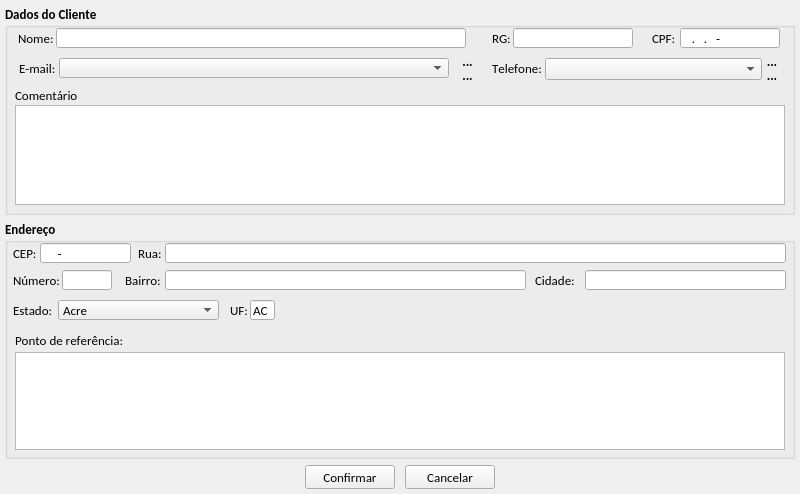
Before: the Qt Designer form loja/tela_cadastro_cliente.ui in jmessias1725/sexloja, drawn with Qt 5.
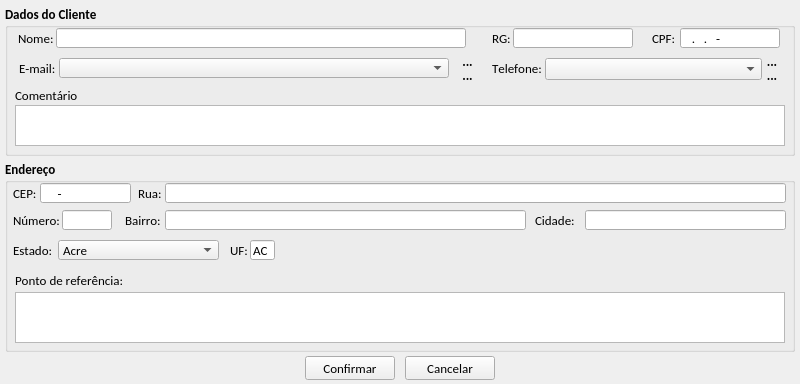
After: the same form once the commit is applied. Icons and pictures are not drawn.

The edit to the form file:
```diff
--- a/loja/tela_cadastro_cliente.ui
+++ b/loja/tela_cadastro_cliente.ui
@@ -10,13 +10,13 @@
     <x>0</x>
     <y>0</y>
     <width>800</width>
-    <height>494</height>
+    <height>384</height>
    </rect>
   </property>
   <property name="maximumSize">
    <size>
     <width>800</width>
-    <height>600</height>
+    <height>384</height>
    </size>
   </property>
   <property name="windowTitle">
@@ -33,7 +33,7 @@
       <x>5</x>
       <y>5</y>
       <width>790</width>
-      <height>210</height>
+      <height>151</height>
      </rect>
     </property>
     <property name="font">
@@ -398,7 +398,7 @@
        <x>10</x>
        <y>100</y>
        <width>770</width>
-       <height>100</height>
+       <height>41</height>
       </rect>
      </property>
      <property name="font">
@@ -542,9 +542,9 @@
     <property name="geometry">
      <rect>
       <x>5</x>
-      <y>220</y>
+      <y>160</y>
       <width>790</width>
-      <height>239</height>
+      <height>192</height>
      </rect>
     </property>
     <property name="font">
@@ -871,7 +871,7 @@
        <x>10</x>
        <y>132</y>
        <width>770</width>
-       <height>98</height>
+       <height>51</height>
       </rect>
      </property>
      <property name="font">
@@ -1212,7 +1212,7 @@
     <property name="geometry">
      <rect>
       <x>305</x>
-      <y>465</y>
+      <y>356</y>
       <width>90</width>
       <height>24</height>
      </rect>
@@ -1253,7 +1253,7 @@
     <property name="geometry">
      <rect>
       <x>405</x>
-      <y>465</y>
+      <y>356</y>
       <width>90</width>
       <height>24</height>
      </rect>
```
